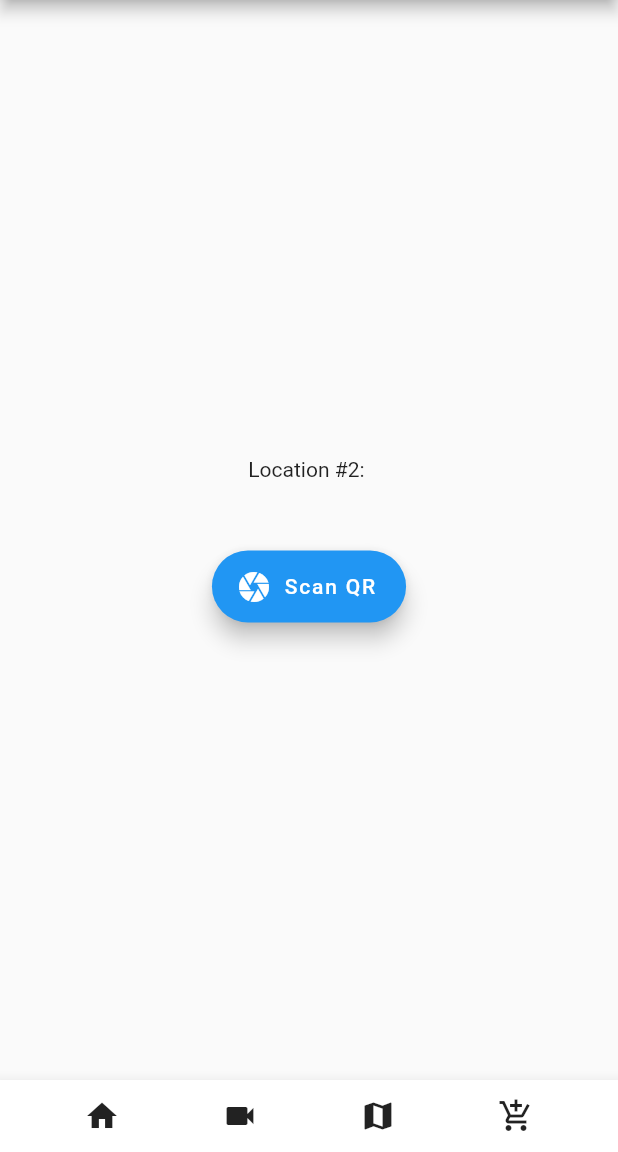
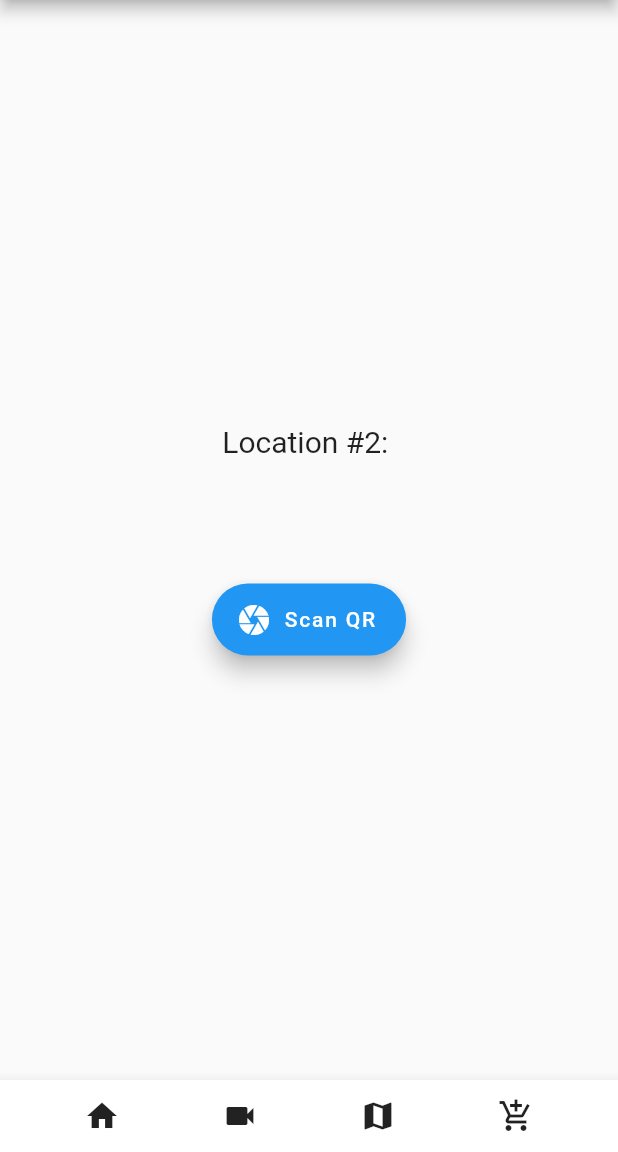
Before and after one commit to SaiVedagiri/Medal-of-Honor-Grove-App, a Flutter app: the screen it shows after launch, item 4 of the bottom bar chosen, after a tap on "Scan QR", after a tap on "Continue", on a phone screen of 412 x 824 dp, the part 84-1236 px from its top. Run offline on Flutter 3.47's test engine with Material 2 defaults, Android fonts, the light colour scheme and no system bars; our stand-ins replace firebase_database, flutter_tts, google_maps_flutter, location, shared_preferences, uni_links and 1 more; missing offline and left inert: barcode_scan; accounts and stored records are empty; statements that could not run were skipped.

Commit message:
Push treasure hunt page

```diff
--- a/grove_app/lib/main.dart
+++ b/grove_app/lib/main.dart
@@ -851,8 +851,8 @@ class _TreasurePageState extends State<TreasurePage> {
         });
   }
 
-  var locationKey = "";
-  var locationData = {"name":"", "qr-id":"","text":""};
+  String locationKey = "";
+  Map<dynamic,dynamic> locationData = {"name":"", "latitude":"","longitude":"","qr-id":"","text":""};
 
   Future<String> helpContext(BuildContext context, String title, Widget body) {
     return showDialog(
@@ -881,10 +881,8 @@ class _TreasurePageState extends State<TreasurePage> {
   initStateFunction() async {
 
     setState(() {
-      locationKey =
-      scavengerData[prefs.getInt('treasureNum')];
-      print(firebaseData);
-      locationData = firebaseData[locationKey];
+      locationKey = scavengerData[prefs.getInt('treasureNum')];
+    locationData = firebaseData[locationKey];
     });
   }
 
@@ -961,8 +959,26 @@ class _TreasurePageState extends State<TreasurePage> {
           mainAxisAlignment: MainAxisAlignment.center,
           children: <Widget>[
             Text(
-                "Location #${prefs.getInt("treasureNum")}: ${locationData["name"]}"),
-            Text("${locationData["text"]}"),
+                "Location #${prefs.getInt("treasureNum")}: ${locationData["name"]}", style: TextStyle(
+              fontSize: 20.0,
+            ),),
+            Padding(
+              padding: const EdgeInsets.all(15.0),
+              child: ConstrainedBox(
+                constraints: BoxConstraints(
+                    maxHeight: MediaQuery.of(context).size.height / 2),
+                child: SingleChildScrollView(
+                  child: Container(
+                    child: Text(
+                      '${locationData["text"]}',
+                      style: TextStyle(
+                        fontSize: 20.0,
+                      ),
+                    ),
+                  ),
+                ),
+              ),
+            ),
             Padding(
               padding: const EdgeInsets.only(top: 30.0),
               child: FloatingActionButton.extended(
@@ -1262,20 +1278,33 @@ class _SocialPageState extends State<SocialPage> {
         child: Column(
           mainAxisAlignment: MainAxisAlignment.center,
           children: <Widget>[
-            Text(
-                "Congratulations, you found location #${prefs.getInt('treasureNum') - 1}: ${locationData["name"]}! Feel free to post it on social media!"),
-            FlatButton(
-                onPressed: () {
-                  Navigator.pushReplacement(
+        Padding(
+        padding: const EdgeInsets.all(30.0),
+            child: Text(
+                "Congratulations, you found location #${prefs.getInt('treasureNum') - 1}: ${locationData["name"]}! Feel free to post it on social media!"),),
+//            FlatButton(
+//                onPressed: () {
+//                  Navigator.pushReplacement(
+//                      context,
+//                      new MaterialPageRoute(
+//                          builder: (context) => new TreasurePage()));
+//                },
+//                shape: RoundedRectangleBorder(
+//                    borderRadius: BorderRadius.circular(24.0),
+//                    side: BorderSide(color: Colors.white)),
+//                color: Colors.grey,
+//                child: Text("Continue")),
+            Padding(
+              padding: const EdgeInsets.only(top: 30.0),
+              child: FloatingActionButton.extended(
+                  label: Text("Continue"),
+                  onPressed: () {
+                    Navigator.pushReplacement(
                       context,
                       new MaterialPageRoute(
                           builder: (context) => new TreasurePage()));
-                },
-                shape: RoundedRectangleBorder(
-                    borderRadius: BorderRadius.circular(24.0),
-                    side: BorderSide(color: Colors.white)),
-                color: Colors.grey,
-                child: Text("Continue")),
+                  }),
+            ),
           ],
         ),
       ),
```
